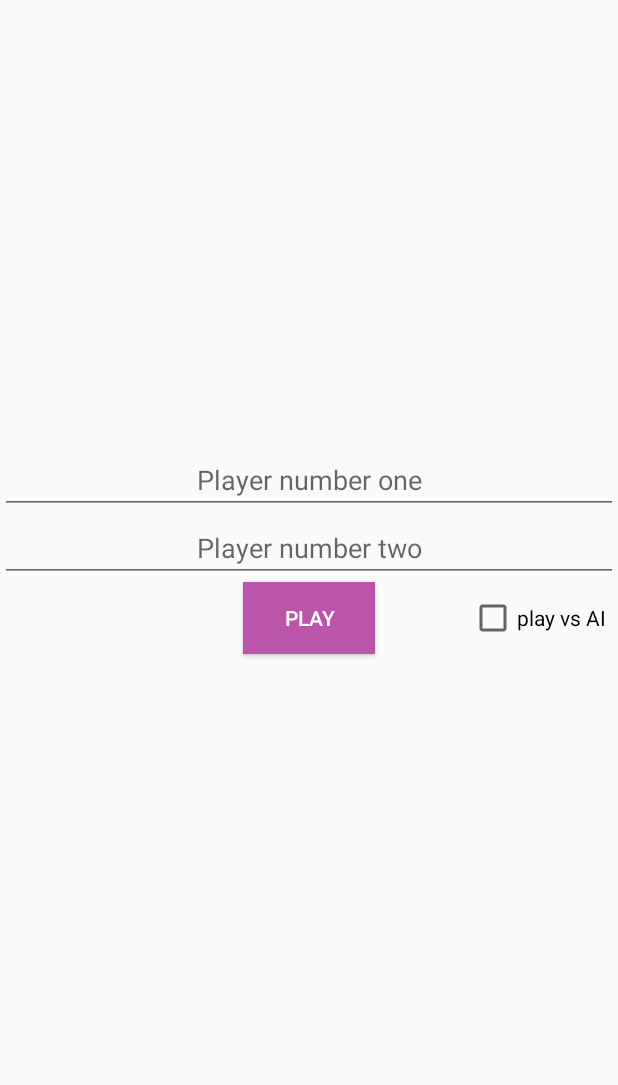
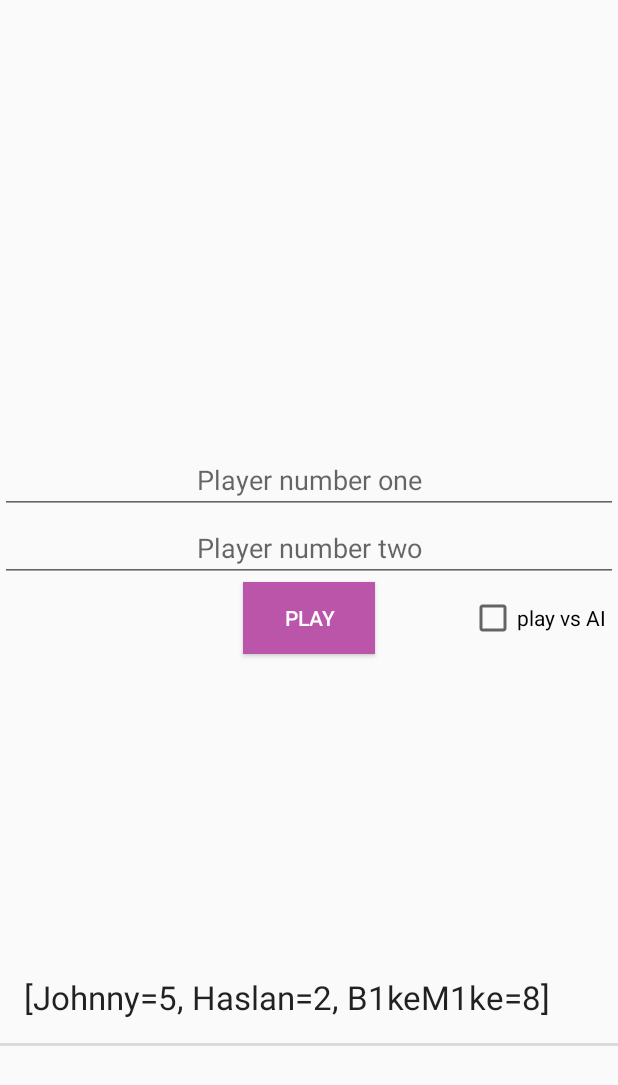
Before and after one commit to Hakonslie/tictactoeAndroid, an Android app: the screen it shows after launch (MainActivity), on a phone screen of 412 x 824 dp. Shown: the top 1085 px of the screen. Run offline under Robolectric (Android 15) with nearby library versions, the phone set to English and light mode, and no system bars; our stand-ins replace Room's generated code.

Commit message:
Fixed Timer + adding recyclerView

```diff
--- a/app/src/main/java/com/example/tictactoe/LoginFragment.kt
+++ b/app/src/main/java/com/example/tictactoe/LoginFragment.kt
@@ -45,6 +45,13 @@ class LoginFragment : Fragment( ) {
         }
     }
 
+    override fun onResume() {
+        super.onResume()
+        if(playerTwoText.text.toString() == "TTTBot") {
+            playerTwoText.isEnabled = false
+        }
+    }
+
 
     private fun startGame(playerOne: String, playerTwo: String) {
         (activity as MainActivity).setGameFragment(playerOne, playerTwo)
--- a/app/src/main/java/com/example/tictactoe/MainActivity.kt
+++ b/app/src/main/java/com/example/tictactoe/MainActivity.kt
@@ -14,15 +14,17 @@ class MainActivity : AppCompatActivity() {
     private val gameFragment = GameFragment()
     private val manager = supportFragmentManager
     private var fragmentTransaction = manager.beginTransaction()
-
+    private lateinit var resultFragment: ResultFragment
+/*
     val db = Room.databaseBuilder(
         applicationContext,
         AppDatabase::class.java, "results"
     ).build()
-
+*/
     override fun onCreate(savedInstanceState: Bundle?) {
         super.onCreate(savedInstanceState)
         setContentView(R.layout.activity_main)
+        resultFragment = ResultFragment()
 
         fragmentTransaction.add(R.id.constraint_main, loginFragment)
         fragmentTransaction.commit()
--- a/app/src/main/java/com/example/tictactoe/ResultFragment.kt
+++ b/app/src/main/java/com/example/tictactoe/ResultFragment.kt
@@ -18,18 +18,20 @@ class ResultFragment : Fragment() {
         inflater: LayoutInflater, container: ViewGroup?,
         savedInstanceState: Bundle?
     ): View? {
-        val layoutManager = LinearLayoutManager(context, LinearLayoutManager.VERTICAL, false)
-            resultRecyclerView = view.findViewById(R.id.result_history_rv)
-            resultRecyclerView.layoutManager = layoutManager
-            resultRecyclerView.hasFixedSize()
-            resultsAdapter = ResultsAdapter()
-            resultRecyclerView.adapter = resultsAdapter
+
 
         return inflater.inflate(R.layout.fragment_result, container, false)
     }
 
     override fun onViewCreated(view: View, savedInstanceState: Bundle?) {
         super.onViewCreated(view, savedInstanceState)
+
+        val layoutManager = LinearLayoutManager(context, LinearLayoutManager.VERTICAL, false)
+        resultRecyclerView = view.findViewById(R.id.result_history_rv)
+        resultRecyclerView.layoutManager = layoutManager
+        resultRecyclerView.hasFixedSize()
+        resultsAdapter = ResultsAdapter()
+        resultRecyclerView.adapter = resultsAdapter
 
         loadResultsData()
 
--- a/app/src/main/java/com/example/tictactoe/ResultsAdapter.kt
+++ b/app/src/main/java/com/example/tictactoe/ResultsAdapter.kt
@@ -25,8 +25,8 @@ class ResultsAdapter : RecyclerView.Adapter<ResultsAdapter.ResultsAdapterViewHol
         return ResultsAdapterViewHolder(view)
     }
     override fun onBindViewHolder(resultsAdapterViewHolder: ResultsAdapterViewHolder, position: Int) {
-        val currentResultData: List<String> = resultData.map { it.toString().plus(it.toString()) }
-        resultsAdapterViewHolder.resultsTextView.text = currentResultData
+        val currentResultData: List<String> = resultData!!.map { it.toString() }
+        resultsAdapterViewHolder.resultsTextView.text = currentResultData.toString()
     }
 
     override fun getItemCount(): Int {
--- a/app/src/main/res/layout/activity_main.xml
+++ b/app/src/main/res/layout/activity_main.xml
@@ -1,13 +1,10 @@
 <?xml version="1.0" encoding="utf-8"?>
 
-<android.support.constraint.ConstraintLayout
+<RelativeLayout
         xmlns:android="http://schemas.android.com/apk/res/android"
-        xmlns:app="http://schemas.android.com/apk/res-auto"
-
         android:orientation="horizontal"
               android:layout_width="match_parent"
               android:layout_height="match_parent"
-              android:baselineAligned="false"
                 android:id="@+id/constraint_main">
 
     <fragment
@@ -15,8 +12,6 @@
             android:layout_height="200dp"
             android:name="com.example.tictactoe.ResultFragment"
             android:id="@+id/result_fragment"
-            app:layout_constraintEnd_toEndOf="parent"
-            app:layout_constraintStart_toStartOf="parent"
-            app:layout_constraintBottom_toBottomOf="parent" app:layout_constraintHorizontal_bias="1.0"/>
+            android:layout_alignParentBottom="true"/>
 
-</android.support.constraint.ConstraintLayout>
+</RelativeLayout>
--- a/app/src/main/res/layout/fragment_result.xml
+++ b/app/src/main/res/layout/fragment_result.xml
@@ -11,8 +11,7 @@
             android:layout_height="wrap_content"
             android:layout_alignParentBottom="true"
             android:id="@+id/result_history_rv">
+    </android.support.v7.widget.RecyclerView>
 
 
-    </android.support.v7.widget.RecyclerView>
-
 </RelativeLayout>
```
Also changed, not shown: app/src/main/java/com/example/tictactoe/GameFragment.kt (+19 -15 lines).
